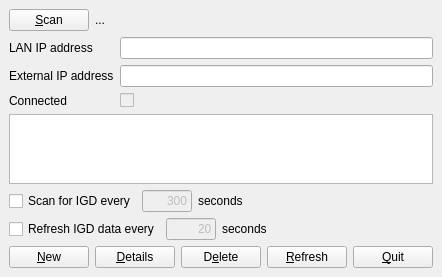
Before: the Qt Designer form src/igdgui.ui in coolshou/igdgui, drawn with Qt 5.
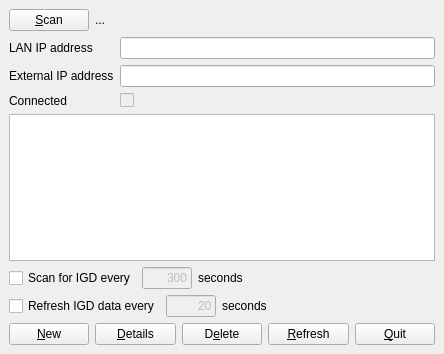
After: the same form once the commit is applied. Icons and pictures are not drawn.

What changed in the file:
```diff
--- a/src/igdgui.ui
+++ b/src/igdgui.ui
@@ -6,8 +6,8 @@
    <rect>
     <x>0</x>
     <y>0</y>
-    <width>438</width>
-    <height>250</height>
+    <width>444</width>
+    <height>354</height>
    </rect>
   </property>
   <property name="windowTitle">
```
Left out of the diff: 8 changed lines with no effect on the pictures.
